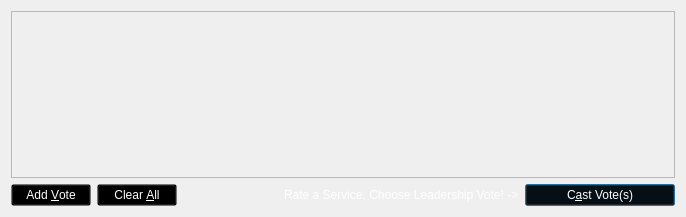
Qt form src/qt/forms/votecoinsdialog.ui (thelonecrouton/bitcredit) before a commit.
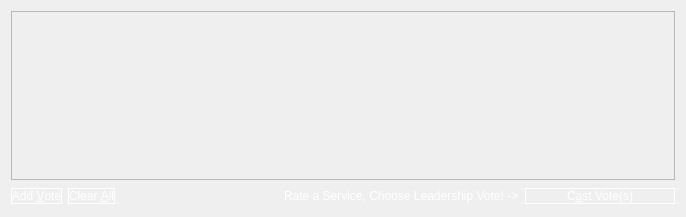
The same form after that commit. Icons and pictures are not drawn.

Commit message: more overviewpage tinkering + some more white borders on buttons

```diff
--- a/src/qt/forms/votecoinsdialog.ui
+++ b/src/qt/forms/votecoinsdialog.ui
@@ -25,7 +25,7 @@
         <x>0</x>
         <y>0</y>
         <width>666</width>
-        <height>165</height>
+        <height>163</height>
        </rect>
       </property>
       <layout class="QVBoxLayout" name="verticalLayout_2">
@@ -64,7 +64,7 @@
         <string>Send to multiple recipients at once</string>
        </property>
        <property name="styleSheet">
-        <string notr="true">background:transparent;
+        <string notr="true">border: 1px solid white; background:transparent;
 color: rgb(255, 255, 255);</string>
        </property>
        <property name="text">
@@ -91,7 +91,7 @@
         <string>Remove all transaction fields</string>
        </property>
        <property name="styleSheet">
-        <string notr="true">background:transparent;
+        <string notr="true">border: 1px solid white; background:transparent;
 color: rgb(255, 255, 255);</string>
        </property>
        <property name="text">
@@ -155,7 +155,7 @@
         <string>Confirm the send action</string>
        </property>
        <property name="styleSheet">
-        <string notr="true">background:transparent;
+        <string notr="true">border: 1px solid white; background:transparent;
 color: rgb(255, 255, 255);</string>
        </property>
        <property name="text">
```
The commit also changes 6 other files.
